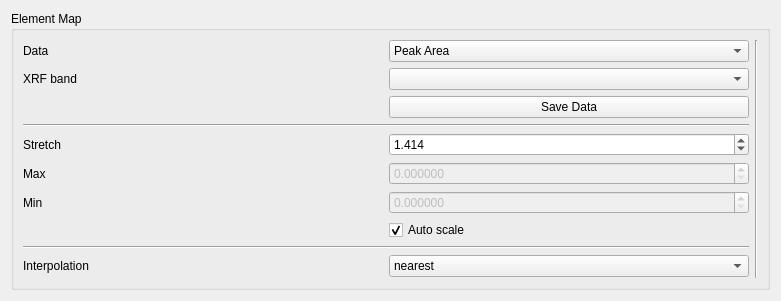
praxes/praxes, file spectromicroscopy/smpgui/ui_elementsdata.ui: the form before one commit.
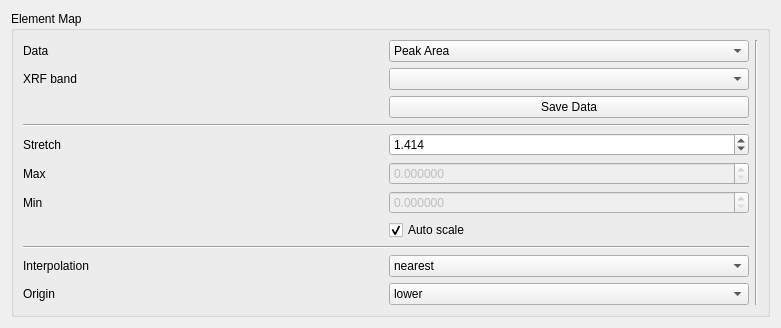
The form after the commit.

Commit message: [svn] add option to change the image origin (invert image)

```diff
--- a/spectromicroscopy/smpgui/ui_elementsdata.ui
+++ b/spectromicroscopy/smpgui/ui_elementsdata.ui
@@ -119,7 +119,7 @@
           </property>
          </widget>
         </item>
-        <item row="11" column="1" >
+        <item row="12" column="1" >
          <spacer>
           <property name="orientation" >
            <enum>Qt::Vertical</enum>
@@ -289,6 +289,30 @@
           </property>
          </widget>
         </item>
+        <item row="11" column="1" >
+         <widget class="QComboBox" name="imageOriginComboBox" >
+          <property name="currentIndex" >
+           <number>1</number>
+          </property>
+          <item>
+           <property name="text" >
+            <string>upper</string>
+           </property>
+          </item>
+          <item>
+           <property name="text" >
+            <string>lower</string>
+           </property>
+          </item>
+         </widget>
+        </item>
+        <item row="11" column="0" >
+         <widget class="QLabel" name="label_3" >
+          <property name="text" >
+           <string>Origin</string>
+          </property>
+         </widget>
+        </item>
        </layout>
       </item>
       <item>
```
The commit also changes 2 other files.
